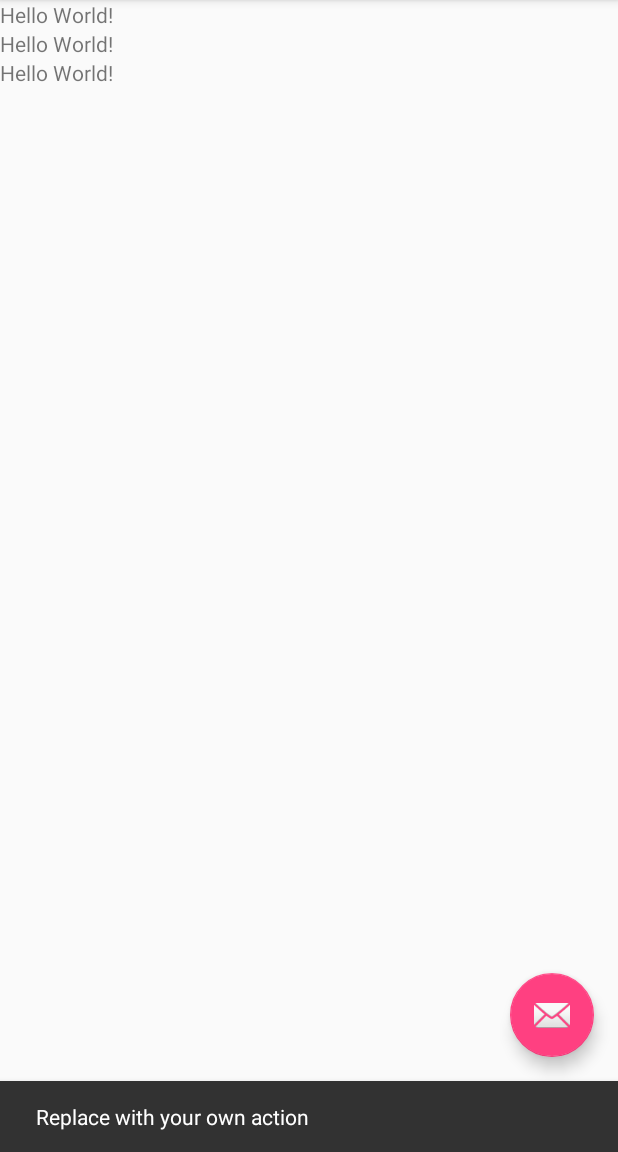
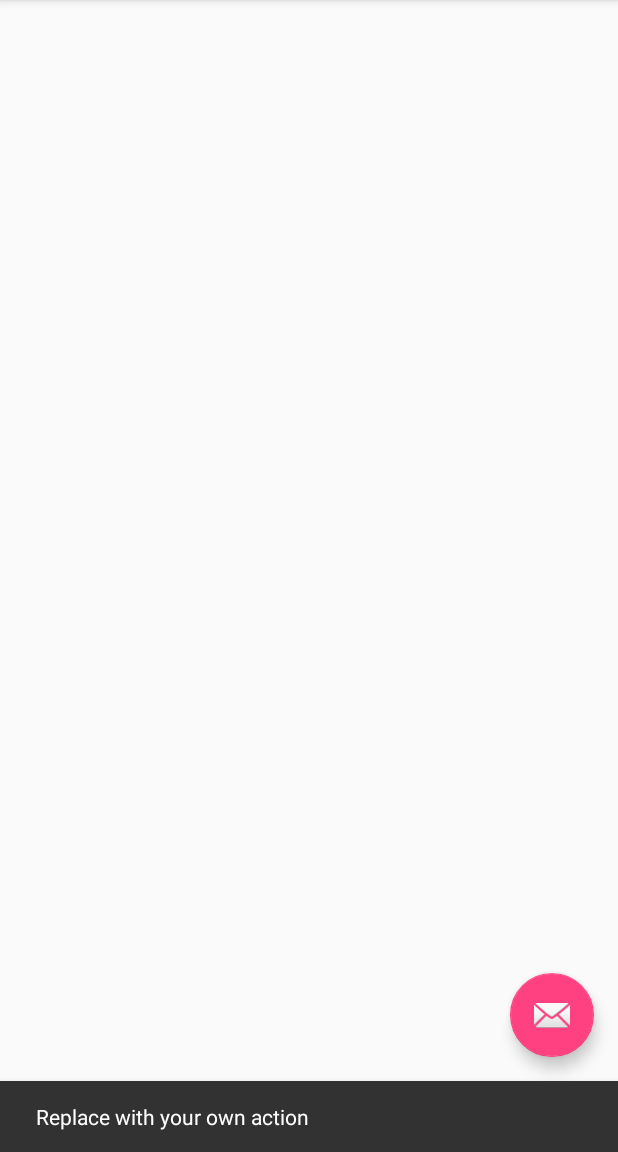
Before and after one commit to Christian1234567/PruebaGitHub, an Android app: the screen it shows after launch (MainActivity), after a tap on an icon or button, on a phone screen of 412 x 824 dp, the part 84-1236 px from its top. Run offline under Robolectric (Android 15) with nearby library versions, the phone set to English and light mode, and no system bars.

Commit message:
Segunda Modificacion

```diff
--- a/app/src/main/res/layout/content_main.xml
+++ b/app/src/main/res/layout/content_main.xml
@@ -10,16 +10,5 @@
     tools:context="com.example.inter.pruebagithub.MainActivity"
     tools:showIn="@layout/activity_main">
 
-    <TextView
-        android:layout_width="wrap_content"
-        android:layout_height="wrap_content"
-        android:text="Hello World!" />
-    <TextView
-        android:layout_width="wrap_content"
-        android:layout_height="wrap_content"
-        android:text="Hello World!" />
-    <TextView
-        android:layout_width="wrap_content"
-        android:layout_height="wrap_content"
-        android:text="Hello World!" />
+
 </LinearLayout>
```
